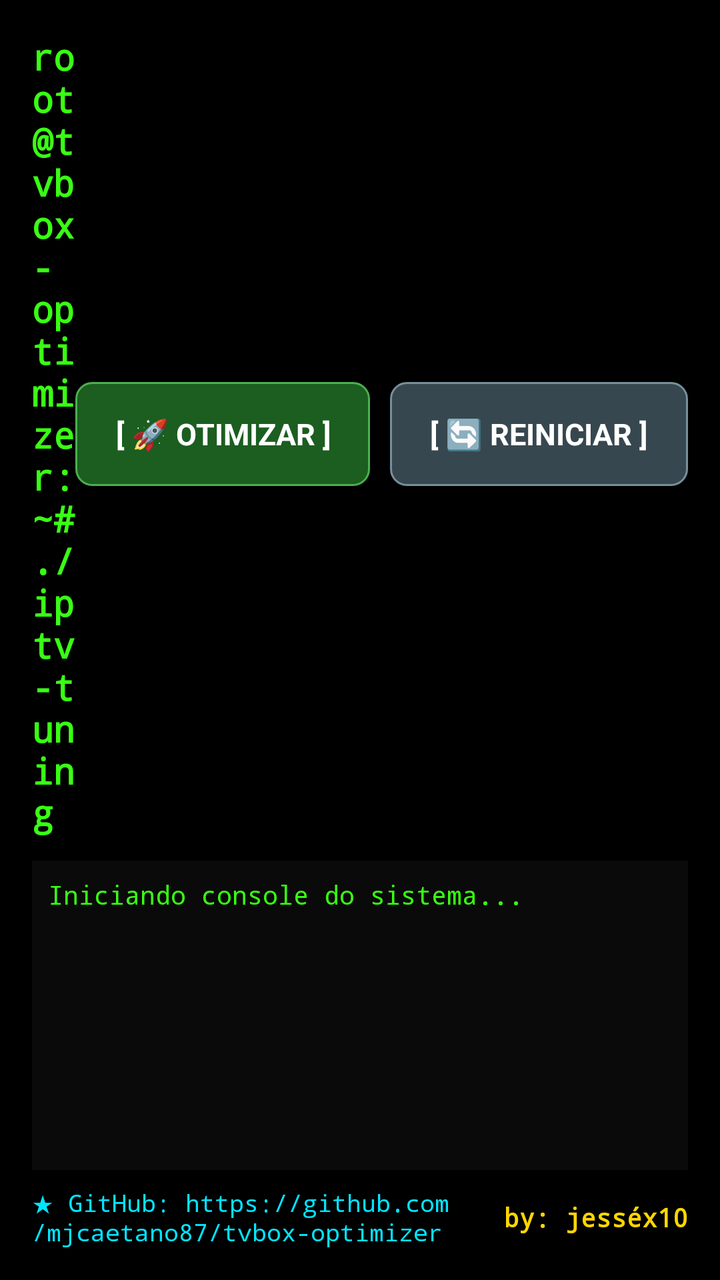
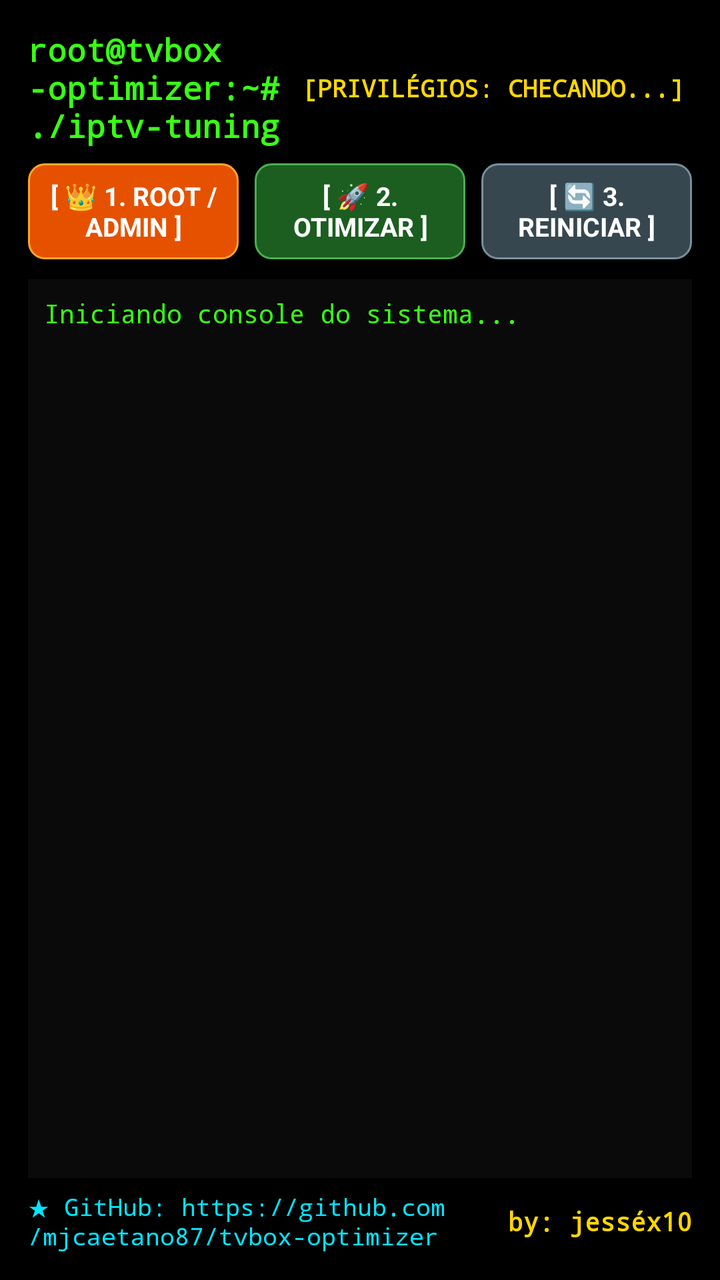

The first picture is an Android layout as it rendered before a commit; the second is the same layout after the commit. The layout source and the unified diff follow.
<!-- AndroidManifest.xml: application theme android:Theme.NoTitleBar.Fullscreen -->
<!-- res/layout/activity_main.xml -->
<?xml version="1.0" encoding="utf-8"?>
<LinearLayout xmlns:android="http://schemas.android.com/apk/res/android"
    android:layout_width="match_parent"
    android:layout_height="match_parent"
    android:orientation="vertical"
    android:background="#000000"
    android:padding="16dp">

    
    <LinearLayout
        android:layout_width="match_parent"
        android:layout_height="wrap_content"
        android:orientation="horizontal"
        android:gravity="center_vertical"
        android:layout_marginBottom="12dp">

        <TextView
            android:id="@+id/tvTitle"
            android:layout_width="0dp"
            android:layout_height="wrap_content"
            android:layout_weight="1"
            android:text="root@tvbox-optimizer:~# ./iptv-tuning"
            android:textSize="18sp"
            android:textStyle="bold"
            android:textColor="#39FF14"
            android:fontFamily="monospace" />

        <Button
            android:id="@+id/btnOptimize"
            android:layout_width="wrap_content"
            android:layout_height="52dp"
            android:text="[ 🚀 OTIMIZAR ]"
            android:textSize="15sp"
            android:textStyle="bold"
            android:background="@drawable/btn_optimize_selector"
            android:textColor="#FFFFFF"
            android:focusable="true"
            android:focusableInTouchMode="true"
            android:nextFocusRight="@+id/btnReboot"
            android:nextFocusDown="@+id/scrollLogs"
            android:paddingLeft="20dp"
            android:paddingRight="20dp"
            android:layout_marginRight="10dp" />

        <Button
            android:id="@+id/btnReboot"
            android:layout_width="wrap_content"
            android:layout_height="52dp"
            android:text="[ 🔄 REINICIAR ]"
            android:textSize="15sp"
            android:textStyle="bold"
            android:background="@drawable/btn_reboot_selector"
            android:textColor="#FFFFFF"
            android:focusable="true"
            android:focusableInTouchMode="true"
            android:nextFocusLeft="@+id/btnOptimize"
            android:nextFocusDown="@+id/scrollLogs"
            android:paddingLeft="20dp"
            android:paddingRight="20dp" />
    </LinearLayout>

    
    <LinearLayout
        android:layout_width="match_parent"
        android:layout_height="0dp"
        android:layout_weight="1"
        android:background="#0A0A0A"
        android:orientation="vertical"
        android:padding="8dp">

        <ScrollView
            android:id="@+id/scrollLogs"
            android:layout_width="match_parent"
            android:layout_height="match_parent"
            android:fillViewport="true"
            android:focusable="true"
            android:focusableInTouchMode="true"
            android:scrollbars="vertical">

            <TextView
                android:id="@+id/tvLogs"
                android:layout_width="match_parent"
                android:layout_height="wrap_content"
                android:text="Iniciando console do sistema...\n"
                android:textColor="#39FF14"
                android:textSize="13sp"
                android:fontFamily="monospace"
                android:lineSpacingExtra="3dp" />
        </ScrollView>
    </LinearLayout>

    
    <LinearLayout
        android:layout_width="match_parent"
        android:layout_height="wrap_content"
        android:orientation="horizontal"
        android:gravity="center_vertical"
        android:layout_marginTop="8dp">

        <TextView
            android:id="@+id/tvGithub"
            android:layout_width="0dp"
            android:layout_height="wrap_content"
            android:layout_weight="1"
            android:text="★ GitHub: https://github.com/mjcaetano87/tvbox-optimizer"
            android:textSize="12sp"
            android:textColor="#00E5FF"
            android:fontFamily="monospace"
            android:focusable="true"
            android:focusableInTouchMode="true" />

        <TextView
            android:id="@+id/tvSignature"
            android:layout_width="wrap_content"
            android:layout_height="wrap_content"
            android:text="by: jesséx10"
            android:textSize="13sp"
            android:textStyle="bold"
            android:textColor="#FFD700"
            android:fontFamily="monospace" />
    </LinearLayout>

</LinearLayout>
<!-- resources referenced by this layout -->
<resources>
  <!-- drawable btn_optimize_selector (drawable) -->
  <?xml version="1.0" encoding="utf-8"?>
  <selector xmlns:android="http://schemas.android.com/apk/res/android">
      <item android:state_focused="true">
          <shape android:shape="rectangle">
              <solid android:color="#2E7D32" />
              <stroke android:width="3dp" android:color="#39FF14" />
              <corners android:radius="8dp" />
          </shape>
      </item>
      <item android:state_pressed="true">
          <shape android:shape="rectangle">
              <solid android:color="#1B5E20" />
              <stroke android:width="3dp" android:color="#FFFFFF" />
              <corners android:radius="8dp" />
          </shape>
      </item>
      <item>
          <shape android:shape="rectangle">
              <solid android:color="#1B5E20" />
              <stroke android:width="1dp" android:color="#4CAF50" />
              <corners android:radius="8dp" />
          </shape>
      </item>
  </selector>
  <!-- drawable btn_reboot_selector (drawable) -->
  <?xml version="1.0" encoding="utf-8"?>
  <selector xmlns:android="http://schemas.android.com/apk/res/android">
      <item android:state_focused="true">
          <shape android:shape="rectangle">
              <solid android:color="#546E7A" />
              <stroke android:width="3dp" android:color="#00E5FF" />
              <corners android:radius="8dp" />
          </shape>
      </item>
      <item android:state_pressed="true">
          <shape android:shape="rectangle">
              <solid android:color="#263238" />
              <stroke android:width="3dp" android:color="#FFFFFF" />
              <corners android:radius="8dp" />
          </shape>
      </item>
      <item>
          <shape android:shape="rectangle">
              <solid android:color="#37474F" />
              <stroke android:width="1dp" android:color="#78909C" />
              <corners android:radius="8dp" />
          </shape>
      </item>
  </selector>
</resources>

<!-- the commit's change to res/layout/activity_main.xml (unified diff, before → after) -->
@@ -4,7 +4,7 @@
     android:layout_height="match_parent"
     android:orientation="vertical"
     android:background="#000000"
-    android:padding="16dp">
+    android:padding="14dp">
 
     
     <LinearLayout
@@ -12,7 +12,7 @@
         android:layout_height="wrap_content"
         android:orientation="horizontal"
         android:gravity="center_vertical"
-        android:layout_marginBottom="12dp">
+        android:layout_marginBottom="8dp">
 
         <TextView
             android:id="@+id/tvTitle"
@@ -20,43 +20,78 @@
             android:layout_height="wrap_content"
             android:layout_weight="1"
             android:text="root@tvbox-optimizer:~# ./iptv-tuning"
-            android:textSize="18sp"
+            android:textSize="16sp"
             android:textStyle="bold"
             android:textColor="#39FF14"
             android:fontFamily="monospace" />
 
+        <TextView
+            android:id="@+id/tvStatusBadge"
+            android:layout_width="wrap_content"
+            android:layout_height="wrap_content"
+            android:text="[PRIVILÉGIOS: CHECANDO...]"
+            android:textSize="12sp"
+            android:textStyle="bold"
+            android:textColor="#FFD700"
+            android:fontFamily="monospace"
+            android:padding="4dp" />
+    </LinearLayout>
+
+    
+    <LinearLayout
+        android:layout_width="match_parent"
+        android:layout_height="wrap_content"
+        android:orientation="horizontal"
+        android:gravity="center_vertical"
+        android:layout_marginBottom="10dp">
+
+        <Button
+            android:id="@+id/btnRootAdmin"
+            android:layout_width="0dp"
+            android:layout_height="48dp"
+            android:layout_weight="1"
+            android:text="[ 👑 1. ROOT / ADMIN ]"
+            android:textSize="13sp"
+            android:textStyle="bold"
+            android:background="@drawable/btn_root_selector"
+            android:textColor="#FFFFFF"
+            android:focusable="true"
+            android:focusableInTouchMode="true"
+            android:nextFocusRight="@+id/btnOptimize"
+            android:nextFocusDown="@+id/scrollLogs"
+            android:layout_marginRight="8dp" />
+
         <Button
             android:id="@+id/btnOptimize"
-            android:layout_width="wrap_content"
-            android:layout_height="52dp"
-            android:text="[ 🚀 OTIMIZAR ]"
-            android:textSize="15sp"
+            android:layout_width="0dp"
+            android:layout_height="48dp"
+            android:layout_weight="1"
+            android:text="[ 🚀 2. OTIMIZAR ]"
+            android:textSize="13sp"
             android:textStyle="bold"
             android:background="@drawable/btn_optimize_selector"
             android:textColor="#FFFFFF"
             android:focusable="true"
             android:focusableInTouchMode="true"
+            android:nextFocusLeft="@+id/btnRootAdmin"
             android:nextFocusRight="@+id/btnReboot"
             android:nextFocusDown="@+id/scrollLogs"
-            android:paddingLeft="20dp"
-            android:paddingRight="20dp"
-            android:layout_marginRight="10dp" />
+            android:layout_marginRight="8dp" />
 
         <Button
             android:id="@+id/btnReboot"
-            android:layout_width="wrap_content"
-            android:layout_height="52dp"
-            android:text="[ 🔄 REINICIAR ]"
-            android:textSize="15sp"
+            android:layout_width="0dp"
+            android:layout_height="48dp"
+            android:layout_weight="1"
+            android:text="[ 🔄 3. REINICIAR ]"
+            android:textSize="13sp"
             android:textStyle="bold"
             android:background="@drawable/btn_reboot_selector"
             android:textColor="#FFFFFF"
             android:focusable="true"
             android:focusableInTouchMode="true"
             android:nextFocusLeft="@+id/btnOptimize"
-            android:nextFocusDown="@+id/scrollLogs"
-            android:paddingLeft="20dp"
-            android:paddingRight="20dp" />
+            android:nextFocusDown="@+id/scrollLogs" />
     </LinearLayout>
 
     
@@ -95,7 +130,7 @@
         android:layout_height="wrap_content"
         android:orientation="horizontal"
         android:gravity="center_vertical"
-        android:layout_marginTop="8dp">
+        android:layout_marginTop="6dp">
 
         <TextView
             android:id="@+id/tvGithub"
<!-- resource entries referenced after the edit -->
@@ -50,5 +50,30 @@
           </shape>
       </item>
   </selector>
+  <!-- drawable btn_root_selector (drawable) -->
+  <?xml version="1.0" encoding="utf-8"?>
+  <selector xmlns:android="http://schemas.android.com/apk/res/android">
+      <item android:state_focused="true">
+          <shape android:shape="rectangle">
+              <solid android:color="#E65100" />
+              <stroke android:width="3dp" android:color="#FFD700" />
+              <corners android:radius="8dp" />
+          </shape>
+      </item>
+      <item android:state_pressed="true">
+          <shape android:shape="rectangle">
+              <solid android:color="#BF360C" />
+              <stroke android:width="3dp" android:color="#FFFFFF" />
+              <corners android:radius="8dp" />
+          </shape>
+      </item>
+      <item>
+          <shape android:shape="rectangle">
+              <solid android:color="#E65100" />
+              <stroke android:width="1dp" android:color="#FFA726" />
+              <corners android:radius="8dp" />
+          </shape>
+      </item>
+  </selector>
 </resources>
 
